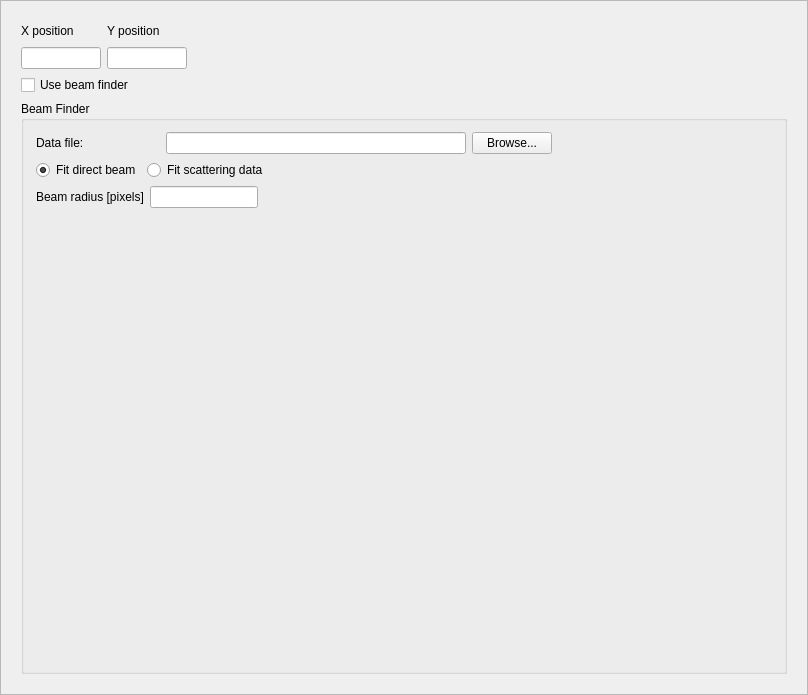
Before: the Qt Designer form Code/Mantid/scripts/Interface/ui/hfir_beam_finder.ui in mantidproject/mantid, drawn with Qt 5.
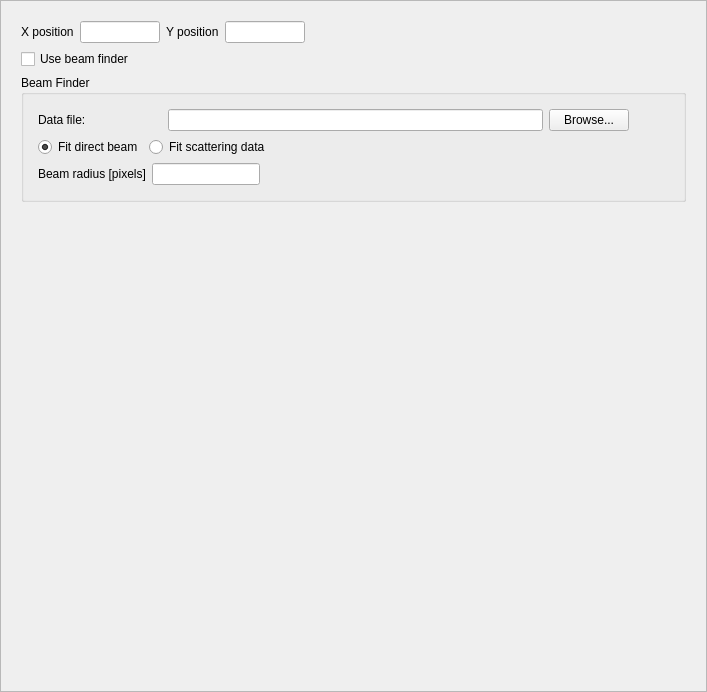
After: the same form once the commit is applied.

```diff
--- a/Code/Mantid/scripts/Interface/ui/hfir_beam_finder.ui
+++ b/Code/Mantid/scripts/Interface/ui/hfir_beam_finder.ui
@@ -6,8 +6,8 @@
    <rect>
     <x>0</x>
     <y>0</y>
-    <width>808</width>
-    <height>695</height>
+    <width>707</width>
+    <height>692</height>
    </rect>
   </property>
   <property name="windowTitle">
@@ -26,8 +26,8 @@
       <widget class="QWidget" name="widget" native="true">
        <layout class="QVBoxLayout" name="verticalLayout_3">
         <item>
-         <layout class="QGridLayout" name="gridLayout">
-          <item row="0" column="0">
+         <layout class="QHBoxLayout" name="horizontalLayout">
+          <item>
            <widget class="QLabel" name="x_pos_label">
             <property name="sizePolicy">
              <sizepolicy hsizetype="Preferred" vsizetype="Fixed">
@@ -40,7 +40,7 @@
             </property>
            </widget>
           </item>
-          <item row="1" column="0">
+          <item>
            <widget class="QLineEdit" name="x_pos_edit">
             <property name="minimumSize">
              <size>
@@ -59,7 +59,7 @@
             </property>
            </widget>
           </item>
-          <item row="0" column="1">
+          <item>
            <widget class="QLabel" name="y_pos_label">
             <property name="sizePolicy">
              <sizepolicy hsizetype="Preferred" vsizetype="Fixed">
@@ -72,7 +72,7 @@
             </property>
            </widget>
           </item>
-          <item row="1" column="1">
+          <item>
            <widget class="QLineEdit" name="y_pos_edit">
             <property name="minimumSize">
              <size>
@@ -91,7 +91,7 @@
             </property>
            </widget>
           </item>
-          <item row="0" column="2">
+          <item>
            <spacer name="horizontalSpacer">
             <property name="orientation">
              <enum>Qt::Horizontal</enum>
@@ -121,29 +121,16 @@
           <property name="title">
            <string>Beam Finder</string>
           </property>
-          <widget class="QWidget" name="formLayoutWidget">
-           <property name="geometry">
-            <rect>
-             <x>10</x>
-             <y>20</y>
-             <width>703</width>
-             <height>118</height>
-            </rect>
-           </property>
-           <layout class="QFormLayout" name="formLayout">
+          <layout class="QVBoxLayout" name="verticalLayout_5">
+           <item>
+            <layout class="QVBoxLayout" name="verticalLayout_4">
             <property name="sizeConstraint">
              <enum>QLayout::SetFixedSize</enum>
             </property>
-            <property name="fieldGrowthPolicy">
-             <enum>QFormLayout::AllNonFixedFieldsGrow</enum>
-            </property>
             <property name="margin">
              <number>5</number>
             </property>
-            <item row="0" column="1">
-             <layout class="QHBoxLayout" name="horizontalLayout"/>
-            </item>
-            <item row="1" column="0">
+             <item>
              <layout class="QHBoxLayout" name="horizontalLayout_4">
               <item>
                <widget class="QLabel" name="data_file_label">
@@ -178,9 +165,25 @@
                 </property>
                </widget>
               </item>
-             </layout>
-            </item>
-            <item row="2" column="0">
+               <item>
+                <spacer name="horizontalSpacer_2">
+                 <property name="orientation">
+                  <enum>Qt::Horizontal</enum>
+                 </property>
+                 <property name="sizeType">
+                  <enum>QSizePolicy::Fixed</enum>
+                 </property>
+                 <property name="sizeHint" stdset="0">
+                  <size>
+                   <width>40</width>
+                   <height>20</height>
+                  </size>
+                 </property>
+                </spacer>
+               </item>
+              </layout>
+             </item>
+             <item>
              <layout class="QHBoxLayout" name="horizontalLayout_2">
               <item>
                <widget class="QRadioButton" name="direct_beam">
@@ -205,9 +208,22 @@
                 </property>
                </widget>
               </item>
-             </layout>
-            </item>
-            <item row="3" column="0">
+               <item>
+                <spacer name="horizontalSpacer_4">
+                 <property name="orientation">
+                  <enum>Qt::Horizontal</enum>
+                 </property>
+                 <property name="sizeHint" stdset="0">
+                  <size>
+                   <width>40</width>
+                   <height>20</height>
+                  </size>
+                 </property>
+                </spacer>
+               </item>
+              </layout>
+             </item>
+             <item>
              <layout class="QHBoxLayout" name="horizontalLayout_3">
               <item>
                <widget class="QLabel" name="beam_radius_label">
@@ -235,11 +251,38 @@
                 </property>
                </widget>
               </item>
+               <item>
+                <spacer name="horizontalSpacer_3">
+                 <property name="orientation">
+                  <enum>Qt::Horizontal</enum>
+                 </property>
+                 <property name="sizeHint" stdset="0">
+                  <size>
+                   <width>40</width>
+                   <height>20</height>
+                  </size>
+                 </property>
+                </spacer>
+               </item>
              </layout>
             </item>
            </layout>
-          </widget>
-         </widget>
+           </item>
+          </layout>
+         </widget>
+        </item>
+        <item>
+         <spacer name="verticalSpacer">
+          <property name="orientation">
+           <enum>Qt::Vertical</enum>
+          </property>
+          <property name="sizeHint" stdset="0">
+           <size>
+            <width>20</width>
+            <height>40</height>
+           </size>
+          </property>
+         </spacer>
         </item>
        </layout>
       </widget>
```
Lines whose indentation alone changed are shown as unchanged.
